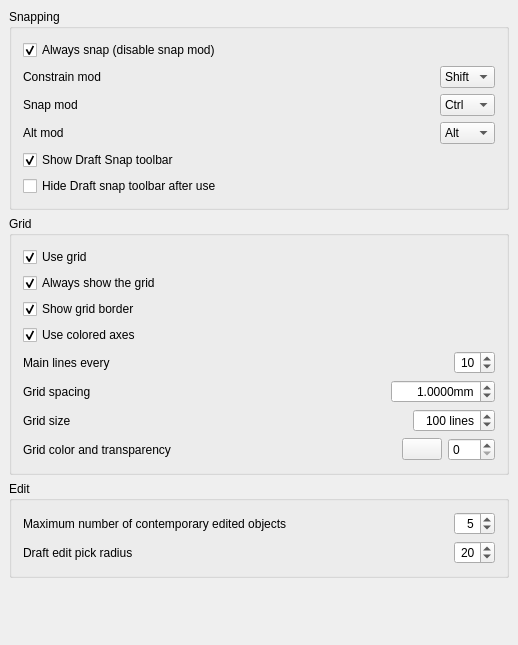
First picture: the form in src/Mod/Draft/Resources/ui/preferences-draftsnap.ui, repository southseact-3d/fcd, before the edit.
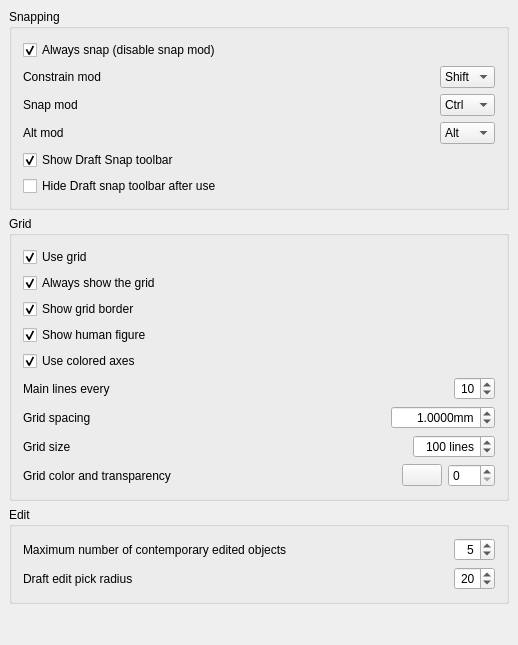
Second picture: the form after the edit. Custom widgets are drawn as their Qt base class.

Commit message:
Draft: Grid added option in preferences dialog to display the human figure
.

Diff of the .ui file:
```diff
--- a/src/Mod/Draft/Resources/ui/preferences-draftsnap.ui
+++ b/src/Mod/Draft/Resources/ui/preferences-draftsnap.ui
@@ -323,6 +323,25 @@
         </property>
        </widget>
       </item>
+      <item>
+       <widget class="Gui::PrefCheckBox" name="checkBox_3">
+        <property name="toolTip">
+         <string>&lt;html&gt;&lt;head/&gt;&lt;body&gt;&lt;p&gt;If checked, a human figure silhouette is displayed at the grid center. This option is only effective if the BIM workbench is installed and if &amp;quot;Show grid border&amp;quot; option is enabled.&lt;/p&gt;&lt;/body&gt;&lt;/html&gt;</string>
+        </property>
+        <property name="text">
+         <string>Show human figure</string>
+        </property>
+        <property name="checked">
+         <bool>true</bool>
+        </property>
+        <property name="prefEntry" stdset="0">
+         <cstring>gridShowHuman</cstring>
+        </property>
+        <property name="prefPath" stdset="0">
+         <cstring>Mod/Draft</cstring>
+        </property>
+       </widget>
+      </item>
       <item>
        <widget class="Gui::PrefCheckBox" name="checkBox_2">
         <property name="toolTip">
```
Left out of the diff: 47 changed lines with no effect on the pictures.
